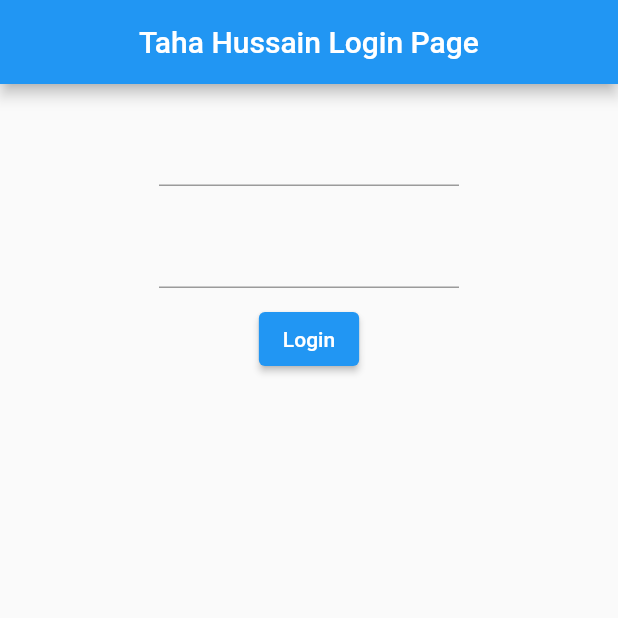
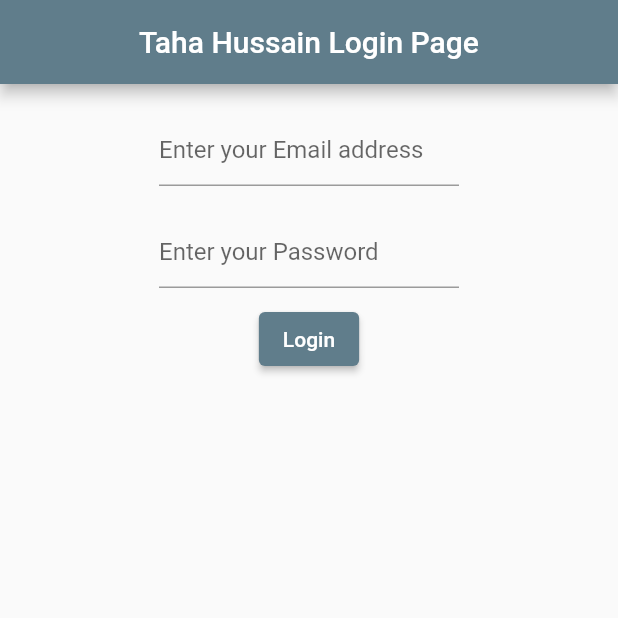
Before and after one commit to TahaHussain34/Assignment-2, a Flutter app: the screen it shows after launch, on a phone screen of 412 x 824 dp, the top half of it. Run offline on Flutter 3.47's test engine with Material 2 defaults, Android fonts, the phone set to English and light mode, and no system bars.

Commit message:
Flutter Assignment#2_modified

```diff
--- a/lib/main.dart
+++ b/lib/main.dart
@@ -11,9 +11,11 @@ class MyApp extends StatelessWidget {
       debugShowCheckedModeBanner: false,
       home: Scaffold(
         appBar: AppBar(
+          backgroundColor: Colors.blueGrey,
           title: Center(child: Text("Taha Hussain Login Page")),
         ),
-        body: Center(
+        body: SingleChildScrollView(
+          child: Center(
             child: Column(
               children: [
                 SizedBox(
@@ -21,20 +23,33 @@ class MyApp extends StatelessWidget {
                 ),
                 Container(
                   width: 200,
-                child: TextField(),
+                  child: TextField(
+                    decoration:
+                        InputDecoration(hintText: 'Enter your Email address'),
+                  ),
                 ),
                 SizedBox(
                   height: 20,
                 ),
                 Container(
                   width: 200,
-                child: TextField(),
+                  child: TextField(
+                    decoration:
+                        InputDecoration(hintText: 'Enter your Password'),
+                  ),
                 ),
                 SizedBox(
                   height: 10,
                 ),
-              ElevatedButton(onPressed: () {}, child: Text("Login"))
+                ElevatedButton(
+                    style: ElevatedButton.styleFrom(
+                      primary: Colors.blueGrey,
+                      onPrimary: Colors.white,
+                    ),
+                    onPressed: () {},
+                    child: Text("Login"))
               ],
+            ),
           ),
         ),
       ),
```
Lines whose indentation alone changed are shown as unchanged.
